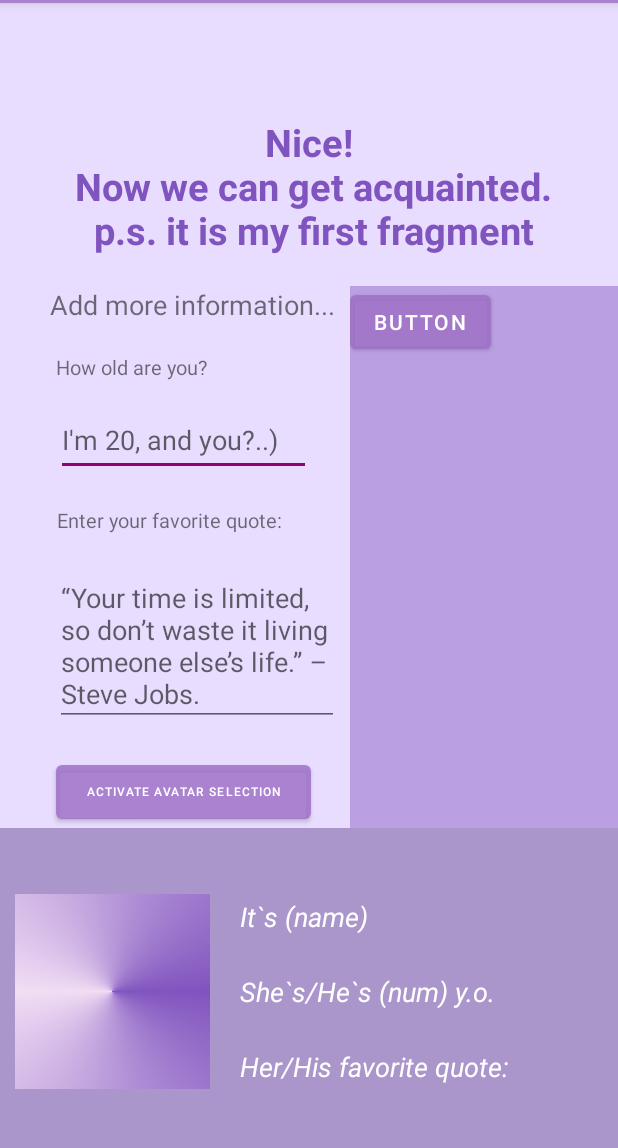
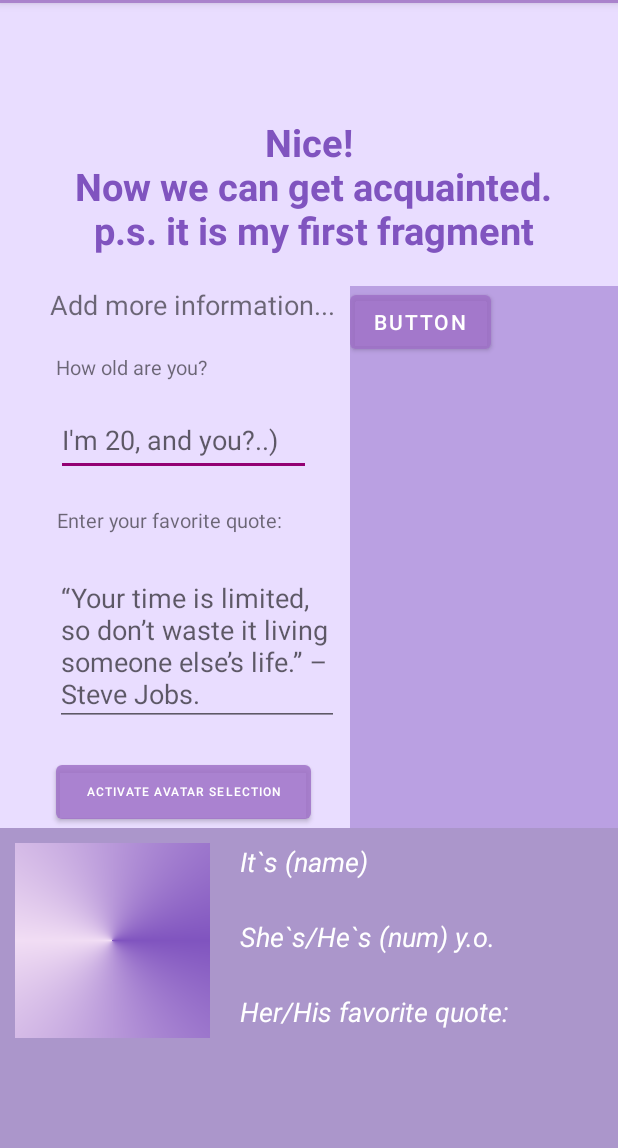
Before and after one commit to NastyuMi/Kotlin-XML, an Android app: the fragment FourthFragment placed in its activity, on a phone screen of 412 x 824 dp, the part 81-1229 px from its top. Run offline under Robolectric (Android 15) with nearby library versions, the phone set to English and light mode, and no system bars; 4 statements that could not run were skipped.

Commit message:
Lab7 (add Fragments)

```diff
--- a/app/src/main/res/layout/fragment_fourth.xml
+++ b/app/src/main/res/layout/fragment_fourth.xml
@@ -3,7 +3,7 @@
     xmlns:app="http://schemas.android.com/apk/res-auto"
     xmlns:tools="http://schemas.android.com/tools"
     android:layout_width="match_parent"
-    android:layout_height="match_parent"
+    android:layout_height="wrap_content"
     tools:context=".FourthFragment"
     android:background="@color/not_maincolorfragment"
     android:padding="10dp">
@@ -14,7 +14,7 @@
         android:id="@+id/image"
         android:layout_width="130dp"
         android:layout_height="130dp"
-        android:layout_gravity="center_vertical"
+        android:layout_gravity="top"
         android:src="@drawable/gradient" />
 
     <TextView
@@ -22,8 +22,7 @@
         android:layout_width="wrap_content"
         android:layout_height="wrap_content"
         android:layout_marginLeft="150dp"
-        android:layout_gravity="center_vertical"
-        android:layout_marginBottom="50dp"
+        android:layout_gravity="top"
         android:textColor="@color/white"
         android:textStyle="italic"
         android:textSize="8pt"
@@ -37,7 +36,8 @@
         android:textColor="@color/white"
         android:textStyle="italic"
         android:textSize="8pt"
-        android:layout_gravity="center_vertical"
+        android:layout_gravity="top"
+        android:layout_marginTop="50dp"
         android:text="@string/age_user" />
 
     <TextView
@@ -48,8 +48,8 @@
         android:textColor="@color/white"
         android:textStyle="italic"
         android:textSize="8pt"
-        android:layout_gravity="center_vertical"
-        android:layout_marginTop="50dp"
+        android:layout_gravity="top"
+        android:layout_marginTop="100dp"
         android:text="@string/quote_user" />
 
 
--- a/app/src/main/res/layout/fragment_third.xml
+++ b/app/src/main/res/layout/fragment_third.xml
@@ -8,6 +8,7 @@
     tools:context=".ThirdFragment">
 
     <TextView
+        android:id="@+id/text"
         android:layout_width="wrap_content"
         android:layout_height="wrap_content"
         android:text="@string/third_fragment"
```
Also changed, not shown: app/src/main/java/com/example/applicationwith3activity/MainFragmentActivity.kt (+7 -5 lines), app/src/main/java/com/example/applicationwith3activity/ThirdFragment.kt (+8 -7 lines).
